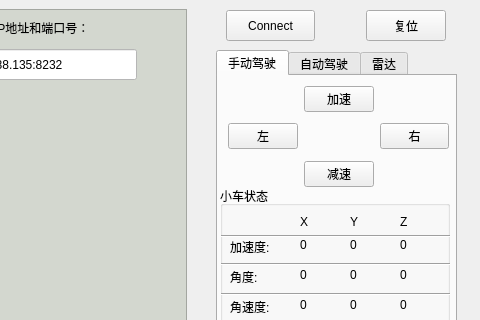
Before: the Qt Designer form AICarDemo/aicardemo.ui in qq936859639/test2, drawn with Qt 5; both pictures show x 544 to 1024 and y 0 to 320 of the 1024 by 552 pixel window.
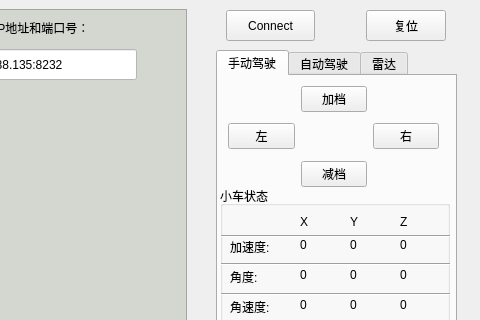
After: the same form once the commit is applied. Icons and pictures are not drawn.

The edit to the form file:
```diff
--- a/AICarDemo/aicardemo.ui
+++ b/AICarDemo/aicardemo.ui
@@ -128,7 +128,7 @@
       <rect>
        <x>10</x>
        <y>10</y>
-       <width>221</width>
+       <width>211</width>
        <height>101</height>
       </rect>
      </property>
@@ -145,7 +145,7 @@
         <item>
          <widget class="QPushButton" name="accelerate">
           <property name="text">
-           <string>加速</string>
+           <string>加档</string>
           </property>
          </widget>
         </item>
@@ -165,7 +165,7 @@
         <item>
          <widget class="QPushButton" name="decelerate">
           <property name="text">
-           <string>减速</string>
+           <string>减档</string>
           </property>
          </widget>
         </item>
```
